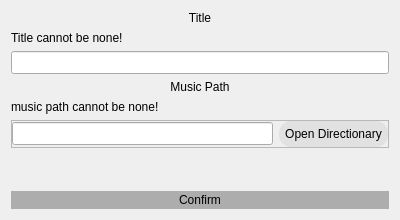
Above: addmusicwidget.ui from X-PLANE1111111/MusicPlayer before the change. Below: the same form after it.
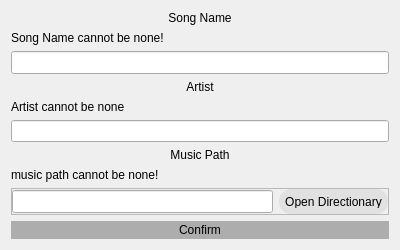
That is the form after the change.

Commit message: add artist option

Patch:
```diff
--- a/addmusicwidget.ui
+++ b/addmusicwidget.ui
@@ -7,7 +7,7 @@
     <x>0</x>
     <y>0</y>
     <width>400</width>
-    <height>220</height>
+    <height>250</height>
    </rect>
   </property>
   <property name="minimumSize">
@@ -29,7 +29,7 @@
    <item>
     <widget class="QLabel" name="label">
      <property name="text">
-      <string>Title</string>
+      <string>Song Name</string>
      </property>
      <property name="alignment">
       <set>Qt::AlignCenter</set>
@@ -39,7 +39,7 @@
    <item>
     <widget class="QLabel" name="label_noTitle">
      <property name="text">
-      <string>Title cannot be none!</string>
+      <string>Song Name cannot be none!</string>
      </property>
     </widget>
    </item>
@@ -53,6 +53,26 @@
      </property>
     </widget>
    </item>
+   <item>
+    <widget class="QLabel" name="label_3">
+     <property name="text">
+      <string>Artist</string>
+     </property>
+     <property name="alignment">
+      <set>Qt::AlignCenter</set>
+     </property>
+    </widget>
+   </item>
+   <item>
+    <widget class="QLabel" name="label_noArtist">
+     <property name="text">
+      <string>Artist cannot be none</string>
+     </property>
+    </widget>
+   </item>
+   <item>
+    <widget class="QLineEdit" name="lineEdit_artist"/>
+   </item>
    <item>
     <widget class="QLabel" name="label_2">
      <property name="text">
```
The commit also changes 9 other files.
